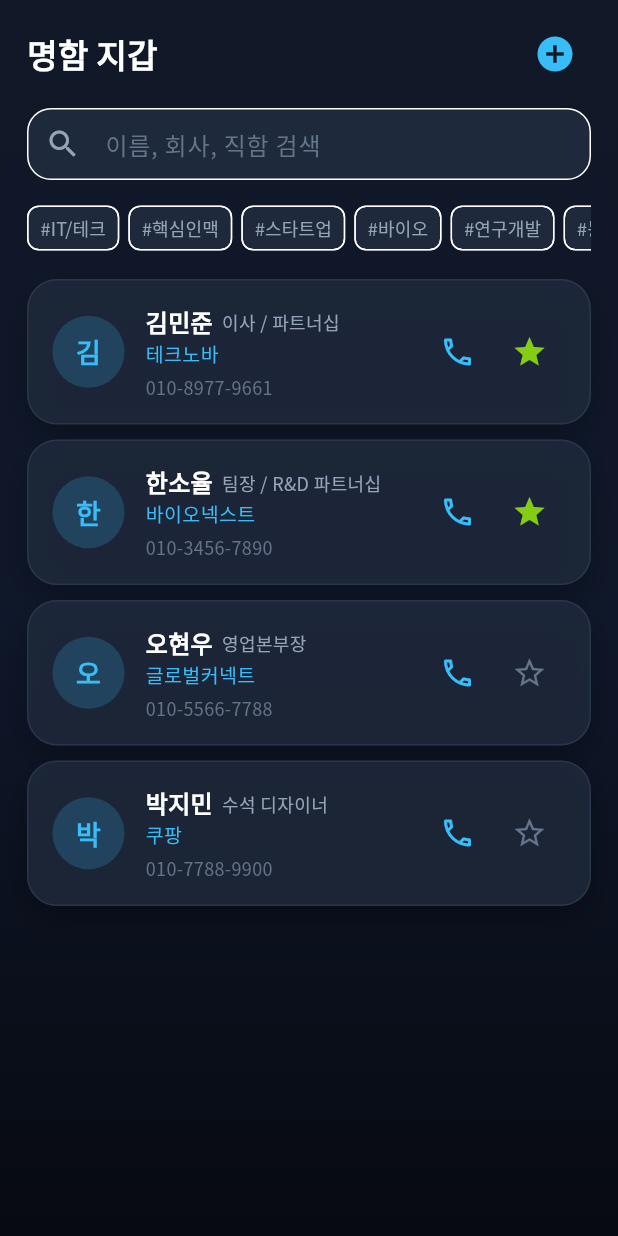
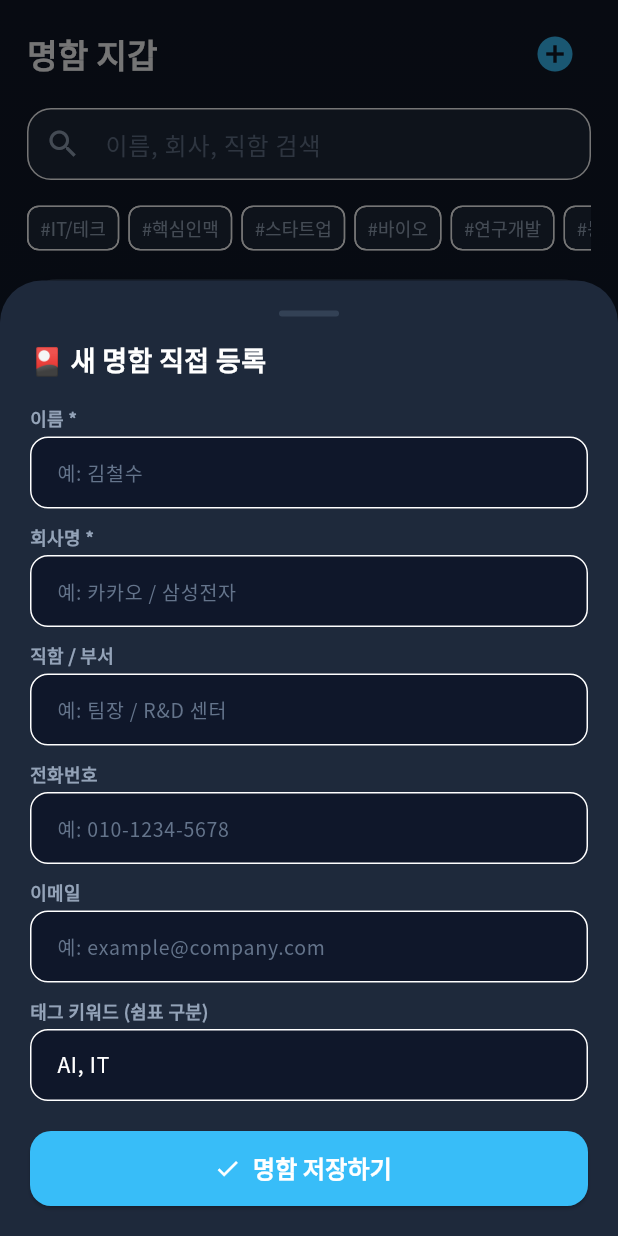
Before and after one commit to globe2030-git/connection-trace-ai-v2-flutter, a Flutter app: the WalletView screen opened directly, after a tap on the "add circle" icon, on a phone screen of 412 x 824 dp. Run offline on Flutter 3.47's test engine with Material 3 defaults, Android fonts, the phone set to English and light mode, and no system bars; our stand-ins replace google_fonts.

Commit message:
feat: implement interactive Add Card Modal View in WalletView

```diff
--- a/lib/presentation/features/wallet/view_models/wallet_view_model.dart
+++ b/lib/presentation/features/wallet/view_models/wallet_view_model.dart
@@ -60,4 +60,8 @@ class WalletViewModel extends ChangeNotifier {
   void togglePriority(String id) {
     _contactsRepository.togglePriority(id);
   }
+
+  void addContact(ContactModel contact) {
+    _contactsRepository.addContact(contact);
+  }
 }
--- /dev/null
+++ b/lib/presentation/features/wallet/views/add_card_modal_view.dart
@@ -0,0 +1,172 @@
+import 'package:flutter/material.dart';
+import 'package:provider/provider.dart';
+import '../../../../core/theme/app_colors.dart';
+import '../../../../core/utils/geo_utils.dart';
+import '../../../../data/models/contact_model.dart';
+import '../view_models/wallet_view_model.dart';
+
+class AddCardModalView extends StatefulWidget {
+  const AddCardModalView({super.key});
+
+  @override
+  State<AddCardModalView> createState() => _AddCardModalViewState();
+}
+
+class _AddCardModalViewState extends State<AddCardModalView> {
+  final _nameController = TextEditingController();
+  final _companyController = TextEditingController();
+  final _titleController = TextEditingController();
+  final _phoneController = TextEditingController();
+  final _emailController = TextEditingController();
+  final _tagsController = TextEditingController(text: 'AI, IT');
+
+  @override
+  void dispose() {
+    _nameController.dispose();
+    _companyController.dispose();
+    _titleController.dispose();
+    _phoneController.dispose();
+    _emailController.dispose();
+    _tagsController.dispose();
+    super.dispose();
+  }
+
+  void _saveCard() {
+    if (_nameController.text.trim().isEmpty || _companyController.text.trim().isEmpty) {
+      ScaffoldMessenger.of(context).showSnackBar(
+        const SnackBar(content: Text('이름과 회사명을 입력해주세요.')),
+      );
+      return;
+    }
+
+    final tags = _tagsController.text
+        .split(',')
+        .map((t) => t.trim())
+        .where((t) => t.isNotEmpty)
+        .toList();
+
+    final newContact = ContactModel(
+      id: DateTime.now().millisecondsSinceEpoch.toString(),
+      name: _nameController.text.trim(),
+      company: _companyController.text.trim(),
+      title: _titleController.text.trim().isEmpty ? '담당자' : _titleController.text.trim(),
+      phone: _phoneController.text.trim().isEmpty ? '010-0000-0000' : _phoneController.text.trim(),
+      email: _emailController.text.trim(),
+      tags: tags.isEmpty ? ['신규'] : tags,
+      geo: const GeoPosition(lat: 37.4979, lng: 127.0276), // Default location
+      talkingPoints: [
+        '최근 프로젝트 진행 상황 공유하기',
+        '다음 비즈니스 미팅 일정 제안하기',
+      ],
+      isPriority: false,
+    );
+
+    context.read<WalletViewModel>().addContact(newContact);
+    Navigator.pop(context);
+
+    ScaffoldMessenger.of(context).showSnackBar(
+      SnackBar(content: Text('${newContact.name} 님의 명함이 등록되었습니다!')),
+    );
+  }
+
+  @override
+  Widget build(BuildContext context) {
+    return Container(
+      padding: EdgeInsets.only(
+        left: 20,
+        right: 20,
+        top: 20,
+        bottom: MediaQuery.of(context).viewInsets.bottom + 20,
+      ),
+      decoration: const BoxDecoration(
+        color: AppColors.cardDark,
+        borderRadius: BorderRadius.vertical(top: Radius.circular(28)),
+      ),
+      child: SafeArea(
+        child: SingleChildScrollView(
+          child: Column(
+            mainAxisSize: MainAxisSize.min,
+            crossAxisAlignment: CrossAxisAlignment.start,
+            children: [
+              Center(
+                child: Container(
+                  width: 40,
+                  height: 4,
+                  decoration: BoxDecoration(
+                    color: AppColors.borderDark,
+                    borderRadius: BorderRadius.circular(2),
+                  ),
+                ),
+              ),
+              const SizedBox(height: 16),
+
+              const Text(
+                '🎴 새 명함 직접 등록',
+                style: TextStyle(fontSize: 18, fontWeight: FontWeight.bold, color: AppColors.textPrimary),
+              ),
+              const SizedBox(height: 16),
+
+              _buildTextField(_nameController, '이름 *', '예: 김철수'),
+              const SizedBox(height: 10),
+              _buildTextField(_companyController, '회사명 *', '예: 카카오 / 삼성전자'),
+              const SizedBox(height: 10),
+              _buildTextField(_titleController, '직함 / 부서', '예: 팀장 / R&D 센터'),
+              const SizedBox(height: 10),
+              _buildTextField(_phoneController, '전화번호', '예: 010-1234-5678', keyboardType: TextInputType.phone),
+              const SizedBox(height: 10),
+              _buildTextField(_emailController, '이메일', '예: example@company.com', keyboardType: TextInputType.emailAddress),
+              const SizedBox(height: 10),
+              _buildTextField(_tagsController, '태그 키워드 (쉼표 구분)', '예: AI, 바이오, C-Level'),
+              const SizedBox(height: 20),
+
+              SizedBox(
+                width: double.infinity,
+                height: 50,
+                child: ElevatedButton.icon(
+                  onPressed: _saveCard,
+                  icon: const Icon(Icons.check, color: Colors.white),
+                  label: const Text('명함 저장하기', style: TextStyle(fontSize: 16, fontWeight: FontWeight.bold, color: Colors.white)),
+                  style: ElevatedButton.styleFrom(
+                    backgroundColor: AppColors.accentSky,
+                    shape: RoundedRectangleBorder(borderRadius: BorderRadius.circular(14)),
+                  ),
+                ),
+              )
+            ],
+          ),
+        ),
+      ),
+    );
+  }
+
+  Widget _buildTextField(
+    TextEditingController controller,
+    String label,
+    String hint, {
+    TextInputType keyboardType = TextInputType.text,
+  }) {
+    return Column(
+      crossAxisAlignment: CrossAxisAlignment.start,
+      children: [
+        Text(label, style: const TextStyle(fontSize: 12, fontWeight: FontWeight.bold, color: AppColors.textSecondary)),
+        const SizedBox(height: 4),
+        TextField(
+          controller: controller,
+          keyboardType: keyboardType,
+          style: const TextStyle(color: AppColors.textPrimary, fontSize: 14),
+          decoration: InputDecoration(
+            hintText: hint,
+            hintStyle: const TextStyle(color: AppColors.textMuted, fontSize: 13),
+            filled: true,
+            fillColor: AppColors.bgDarkSlate,
+            contentPadding: const EdgeInsets.symmetric(horizontal: 14, vertical: 10),
+            border: OutlineInputBorder(
+              borderRadius: BorderRadius.circular(12),
+              borderSide: const BorderSide(color: AppColors.borderDark),
+            ),
+          ),
+        ),
+      ],
+    );
+  }
+}
--- a/lib/presentation/features/wallet/views/wallet_view.dart
+++ b/lib/presentation/features/wallet/views/wallet_view.dart
@@ -4,6 +4,7 @@ import '../../../../core/theme/app_colors.dart';
 import '../../../../core/services/phone_call_service.dart';
 import '../../../common/glass_card.dart';
 import '../view_models/wallet_view_model.dart';
+import 'add_card_modal_view.dart';
 
 class WalletView extends StatelessWidget {
   const WalletView({super.key});
@@ -37,7 +38,14 @@ class WalletView extends StatelessWidget {
                     ),
                     IconButton(
                       icon: const Icon(Icons.add_circle, color: AppColors.accentSky, size: 28),
-                      onPressed: () {},
+                      onPressed: () {
+                        showModalBottomSheet(
+                          context: context,
+                          isScrollControlled: true,
+                          backgroundColor: Colors.transparent,
+                          builder: (_) => const AddCardModalView(),
+                        );
+                      },
                     )
                   ],
                 ),
```
